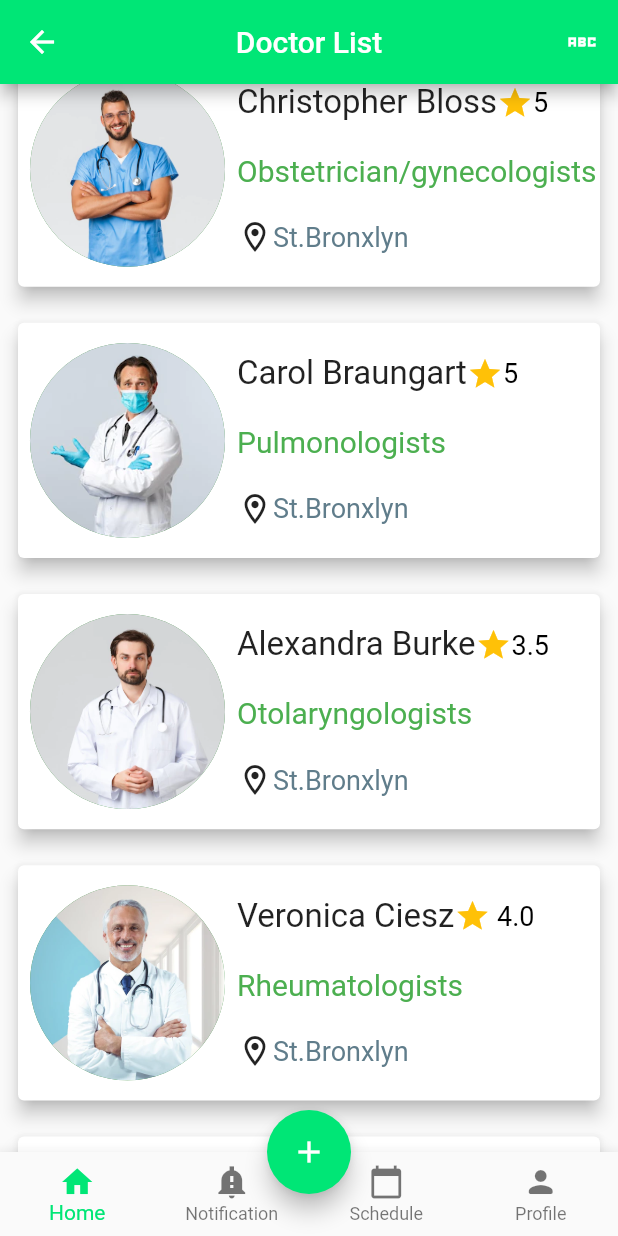
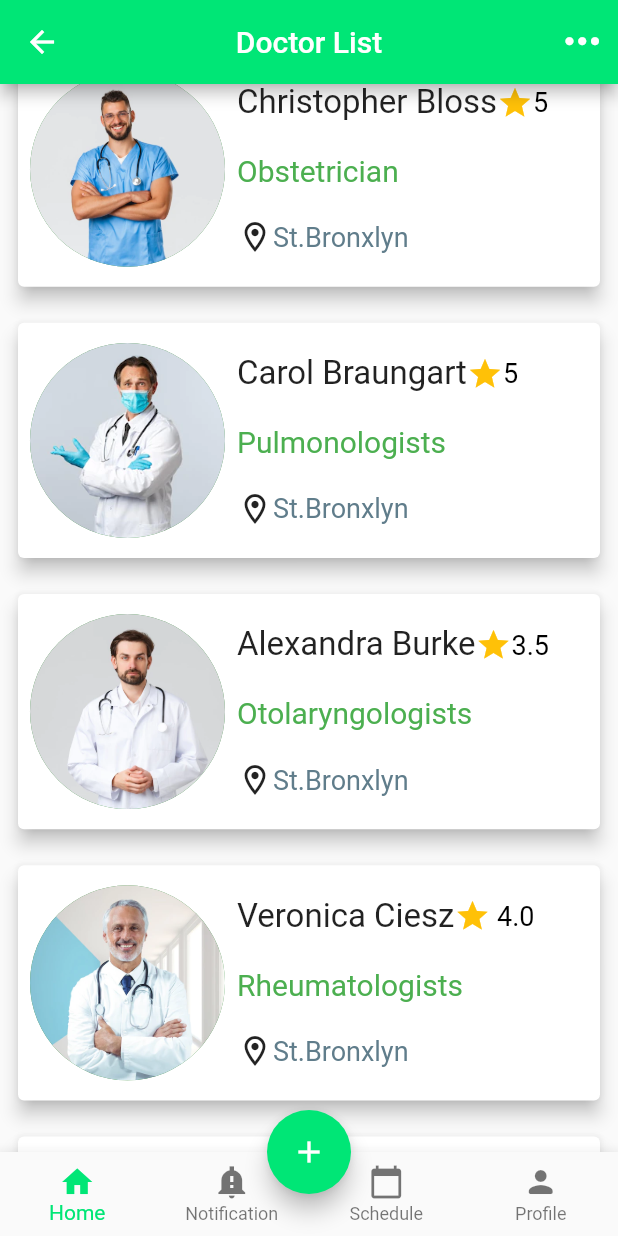
Before and after one commit to engyahmed7/Doctor-Mobile-Application, a Flutter app: the DoctorList screen opened directly, scrolled down 576 dp, on a phone screen of 412 x 824 dp. Run offline on Flutter 3.47's test engine with Material 2 defaults, Android fonts, the phone set to English and light mode, and no system bars.

Commit message:
update icon

```diff
--- a/lib/Notification.dart
+++ b/lib/Notification.dart
@@ -2,6 +2,7 @@
 
 import 'package:flutter/material.dart';
 import 'model/doctor.dart';
+import 'my_flutter_app_icons.dart';
 
 class Notify extends StatelessWidget {
   //String name, email, desease, description;
@@ -23,7 +24,7 @@ class Notify extends StatelessWidget {
         centerTitle: true,
         actions: [
           IconButton(
-            icon: Icon(Icons.abc_sharp),
+            icon: Icon(MyFlutterApp.dot_3),
             onPressed: () {},
             color: Colors.white,
           )
--- a/lib/login.dart
+++ b/lib/login.dart
@@ -3,6 +3,8 @@
 import 'package:doctor_project/Welcome.dart';
 import 'package:doctor_project/main.dart';
 import 'package:flutter/material.dart';
+
+import 'my_flutter_app_icons.dart';
 
 class Login extends StatefulWidget {
   Login({Key? key}) : super(key: key);
@@ -37,7 +39,7 @@ class _LoginState extends State<Login> {
         centerTitle: true,
         actions: [
           IconButton(
-            icon: Icon(Icons.abc_sharp),
+            icon: Icon(MyFlutterApp.dot_3),
             onPressed: () {},
             color: Colors.white,
           ),
--- a/lib/main.dart
+++ b/lib/main.dart
@@ -2,6 +2,7 @@
 import 'package:doctor_project/Notification.dart';
 import 'package:doctor_project/Welcome.dart';
 import 'package:doctor_project/login.dart';
+import 'package:doctor_project/my_flutter_app_icons.dart';
 import 'package:flutter/material.dart';
 import 'model/doctor.dart';
 
@@ -39,7 +40,7 @@ class _DoctorListState extends State<DoctorList> {
         centerTitle: true,
         actions: [
           IconButton(
-            icon: Icon(Icons.abc_sharp),
+            icon: Icon(MyFlutterApp.dot_3),
             onPressed: () {},
             color: Colors.white,
           )
@@ -177,7 +178,7 @@ class DoctorDetails extends StatelessWidget {
         backgroundColor: Colors.greenAccent[400],
         actions: [
           IconButton(
-            icon: Icon(Icons.abc_sharp),
+            icon: Icon(MyFlutterApp.dot_3),
             onPressed: () {},
             color: Colors.white,
           )
--- a/lib/model/doctor.dart
+++ b/lib/model/doctor.dart
@@ -43,7 +43,7 @@ List<Doctor> doctors = [
   Doctor(
       '4',
       'Christopher Bloss',
-      'Obstetrician/gynecologists',
+      'Obstetrician',
       "5",
       'St.Bronxlyn',
       "Lorem Ipsum has been the industry's standard dummy text ever since the 1500s",
--- /dev/null
+++ b/lib/my_flutter_app_icons.dart
@@ -0,0 +1,29 @@
+/// Flutter icons MyFlutterApp
+/// Copyright (C) 2022 by original authors @ fluttericon.com, fontello.com
+/// This font was generated by FlutterIcon.com, which is derived from Fontello.
+///
+/// To use this font, place it in your fonts/ directory and include the
+/// following in your pubspec.yaml
+///
+/// flutter:
+///   fonts:
+///    - family:  MyFlutterApp
+///      fonts:
+///       - asset: fonts/MyFlutterApp.ttf
+///
+///
+/// * Entypo, Copyright (C) 2012 by Daniel Bruce
+///         Author:    Daniel Bruce
+///         License:   SIL (http://scripts.sil.org/OFL)
+///         Homepage:  http://www.entypo.com
+///
+import 'package:flutter/widgets.dart';
+
+class MyFlutterApp {
+  MyFlutterApp._();
+
+  static const _kFontFam = 'MyFlutterApp';
+  static const String? _kFontPkg = null;
+
+  static const IconData dot_3 = IconData(0xe800, fontFamily: _kFontFam, fontPackage: _kFontPkg);
+}
```
Also changed, not shown: pubspec.yaml (+4 -4 lines), images/fonts/MyFlutterApp.ttf (added).
